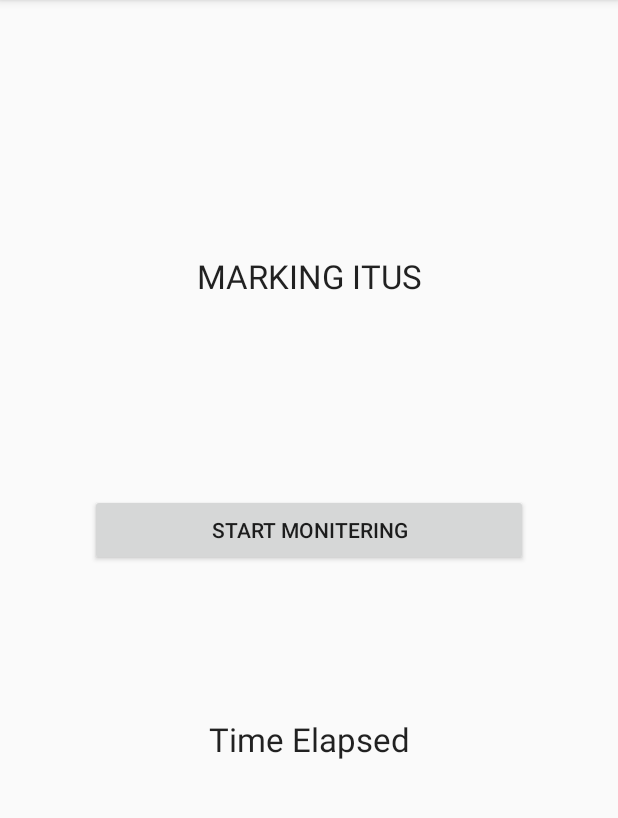
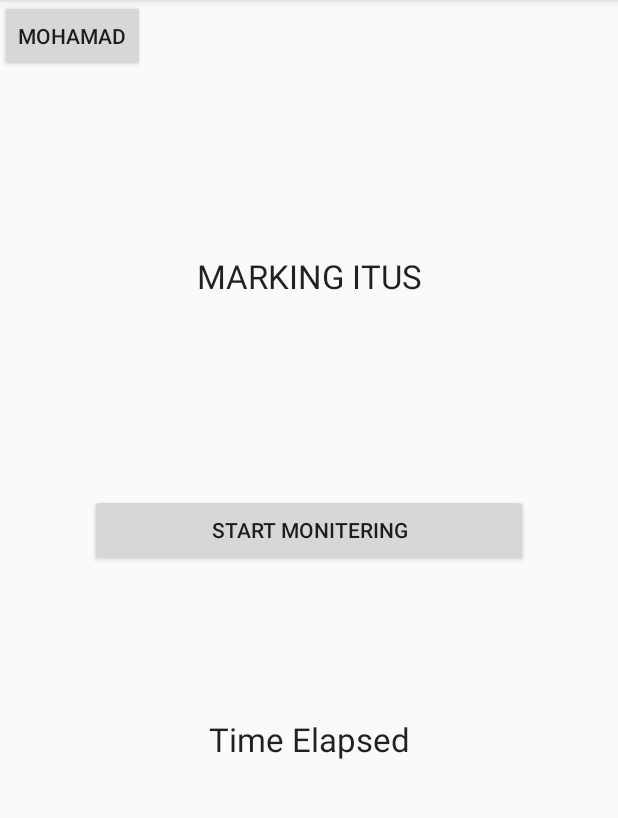
Before and after one commit to prabh11Bhullar/itusAtCollege, an Android app: the screen it shows after launch (MainActivity), on a phone screen of 412 x 824 dp, the part 84-902 px from its top. Run offline under Robolectric (Android 15) with nearby library versions, the phone set to English and light mode, and no system bars; libraries missing offline, so code that uses them is left out: io.particle.android; 5 statements that could not run were skipped.

Commit message:
add buttons to the screen

```diff
--- a/app/src/main/java/com/example/itusatcollege/MainActivity.java
+++ b/app/src/main/java/com/example/itusatcollege/MainActivity.java
@@ -1,14 +1,123 @@
 package com.example.itusatcollege;
 
+import android.os.Bundle;
+import android.util.Log;
+import android.view.View;
+import android.widget.Toast;
+
+import java.io.IOException;
+import java.util.ArrayList;
+import java.util.List;
+
+import androidx.annotation.NonNull;
 import androidx.appcompat.app.AppCompatActivity;
+import io.particle.android.sdk.cloud.ParticleCloud;
+import io.particle.android.sdk.cloud.ParticleCloudSDK;
+import io.particle.android.sdk.cloud.ParticleDevice;
+import io.particle.android.sdk.cloud.exceptions.ParticleCloudException;
+import io.particle.android.sdk.utils.Async;
 
-import android.os.Bundle;
 
 public class MainActivity extends AppCompatActivity {
+    // MARK: Debug info
+    private final String TAG="itusatcollege";
+
+    // MARK: Particle Account Info
+    private final String PARTICLE_USERNAME = "kaur6363satwinder@gmail.com";
+    private final String PARTICLE_PASSWORD = "satprabh1991";
+
+    // MARK: Particle device-specific info
+    private final String DEVICE_ID = "380022000f47363333343437";
+
+    // MARK: Particle Publish / Subscribe variables
+    private long subscriptionId;
+
+    // MARK: Particle device
+    private ParticleDevice mDevice;
 
     @Override
     protected void onCreate(Bundle savedInstanceState) {
         super.onCreate(savedInstanceState);
         setContentView(R.layout.activity_main);
+
+        txtMarkingItus = findViewById(R.id.myway);
+
+        txtTimer = findViewById(R.id.textView2);
+        btnStrt = findViewById(R.id.button);
+
+        // 1. Initialize your connection to the Particle API
+        ParticleCloudSDK.init(this.getApplicationContext());
+
+        // 2. Setup your device variable
+        getDeviceFromCloud();
     }
+
+
+    /**
+     * Custom function to connect to the Particle Cloud and get the device
+     */
+    public void getDeviceFromCloud() {
+        // This function runs in the background
+        // It tries to connect to the Particle Cloud and get your device
+        Async.executeAsync(ParticleCloudSDK.getCloud(), new Async.ApiWork<ParticleCloud, Object>() {
+
+            @Override
+            public Object callApi(@NonNull ParticleCloud particleCloud) throws ParticleCloudException, IOException {
+                particleCloud.logIn(PARTICLE_USERNAME, PARTICLE_PASSWORD);
+                mDevice = particleCloud.getDevice(DEVICE_ID);
+                return -1;
+
+            }
+
+            @Override
+            public void onSuccess(Object o) {
+
+                Log.d(TAG, "Successfully got device from Cloud");
+            }
+
+            @Override
+            public void onFailure(ParticleCloudException exception) {
+                Log.d(TAG, exception.getBestMessage());
+            }
+        });
+    }
+  public void startMoniterMe(View view)
+  {
+      Toast.makeText(getApplicationContext(), "Start Monitor Me Pressed", Toast.LENGTH_SHORT)
+              .show();
+      Async.executeAsync(ParticleCloudSDK.getCloud(), new Async.ApiWork<ParticleCloud, Object>() {
+          @Override
+          public Object callApi(@NonNull ParticleCloud particleCloud) throws ParticleCloudException, IOException {
+              // put your logic here to talk to the particle
+              // --------------------------------------------
+
+              // what functions are "public" on the particle?
+              Log.d(TAG, "Available functions: " + mDevice.getFunctions());
+
+
+              List<String> functionParameters = new ArrayList<String>();
+              //functionParameters.add();
+              try {
+                  mDevice.callFunction("happyface", functionParameters);
+
+              } catch (ParticleDevice.FunctionDoesNotExistException e1) {
+                  e1.printStackTrace();
+              }
+
+              return -1;
+          }
+
+          @Override
+          public void onSuccess(Object o) {
+              // put your success message here
+              Log.d(TAG, "Success!");
+          }
+
+          @Override
+          public void onFailure(ParticleCloudException exception) {
+              // put your error handling code here
+              Log.d(TAG, exception.getBestMessage());
+          }
+      });
+  }
 }
--- a/app/src/main/res/layout/activity_main.xml
+++ b/app/src/main/res/layout/activity_main.xml
@@ -33,6 +33,7 @@
         android:layout_marginEnd="60dp"
         android:layout_marginRight="60dp"
         android:layout_marginBottom="300dp"
+        android:onClick="startMoniterMe"
         android:text="START MONITERING"
         app:layout_constraintBottom_toBottomOf="parent"
         app:layout_constraintEnd_toEndOf="parent"
@@ -55,4 +56,18 @@
         app:layout_constraintEnd_toEndOf="parent"
         app:layout_constraintStart_toStartOf="parent"
         app:layout_constraintTop_toBottomOf="@+id/button" />
+
+    <Button
+        android:id="@+id/btnmohamd"
+        android:layout_width="wrap_content"
+        android:layout_height="wrap_content"
+        android:layout_marginStart="60dp"
+        android:layout_marginLeft="60dp"
+        android:layout_marginTop="40dp"
+        android:text="Mohamad"
+        android:layout_marginEnd="60dp"
+        android:layout_marginRight="60dp"
+        android:layout_marginBottom="100dp"
+        android:enabled="true"/>
+
 </androidx.constraintlayout.widget.ConstraintLayout>
```
